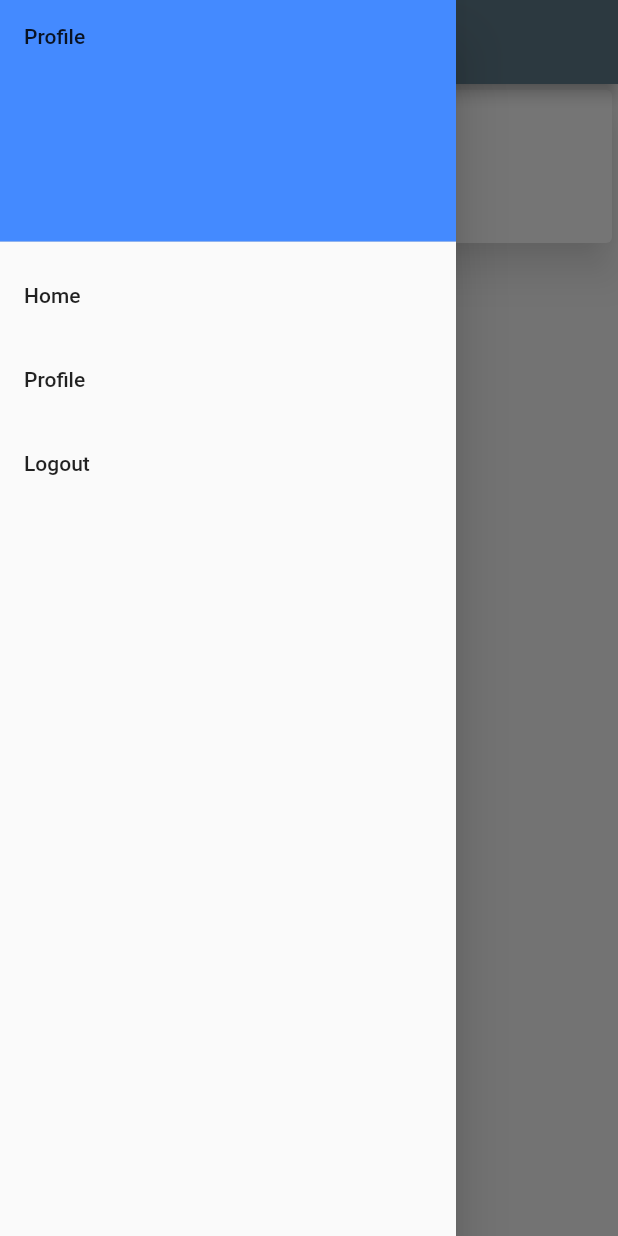
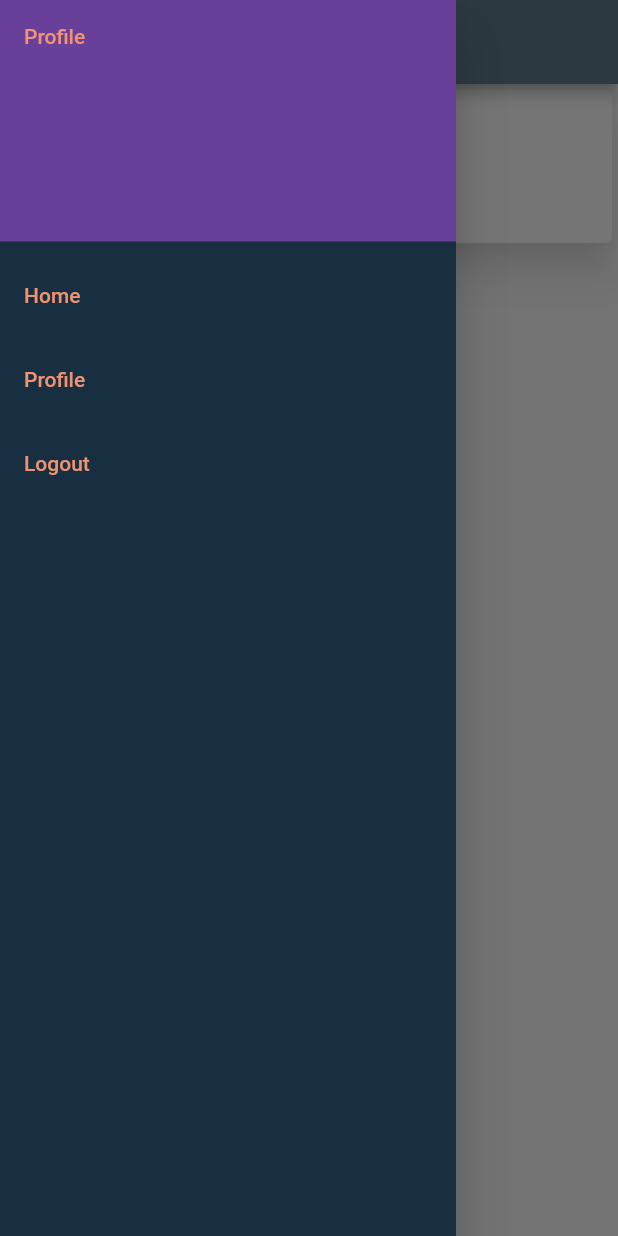
Before and after one commit to Amir-Mohseni/reddit, a Flutter app: the ProfilePage screen opened directly with empty values, with the side drawer open, on a phone screen of 412 x 824 dp. Run offline on Flutter 3.47's test engine with Material 2 defaults, Android fonts, the phone set to English and light mode, and no system bars; accounts and stored records are empty.

Commit message:
colors were added

```diff
--- /dev/null
+++ b/assets/colors/ColorSleect.dart
@@ -0,0 +1,6 @@
+import 'package:flutter/material.dart';
+
+const blackorange =  Color(0xFF182F41);
+const orangepurpule =Color(0xFFE94F24);
+const orangeblack = Color(0xFFF19372);
+const purpulrorange = Color(0xFF684099);
--- a/lib/ProfilePage.dart
+++ b/lib/ProfilePage.dart
@@ -3,6 +3,8 @@ import 'package:flutter/material.dart';
 
 import 'Classes/Post.dart';
 import 'Classes/User.dart';
+import 'assets/colors/ColorSleect.dart';
+import 'eg. Colors.dar.dart';
 
 class ProfilePage extends StatefulWidget {
   User user;
@@ -20,28 +22,30 @@ class _ProfilePageState extends State<ProfilePage> {
     String? titl;
     return Scaffold(
       drawer: Drawer(
+        backgroundColor: blackorange  ,
         child: ListView(
           children: <Widget>[
             DrawerHeader(
-              child: Text('Profile'),
+              curve: Curves.easeIn,
+              child: Text('Profile', style: TextStyle(color: orangepurpule),),
               decoration: BoxDecoration(
-                color: Colors.blueAccent,
+                color: purpulorange ,
               ),
             ),
             ListTile(
-              title: Text('Home'),
+              title: Text('Home',style: TextStyle(color: orangepurpule)),
               onTap: () {
                 Navigator.pop(context);
               },
             ),
             ListTile(
-              title: Text('Profile'),
+              title: Text('Profile',style: TextStyle(color: orangepurpule)),
               onTap: () {
                 Navigator.pop(context);
               },
             ),
             ListTile(
-              title: Text('Logout'),
+              title: Text('Logout',style: TextStyle(color: orangepurpule)),
               onTap: () {
                 Navigator.pop(context);
               },
--- /dev/null
+++ b/lib/assets/colors/ColorSleect.dart
@@ -0,0 +1 @@
+// TODO Implement this library.
--- /dev/null
+++ b/lib/eg. Colors.dar.dart
@@ -0,0 +1,7 @@
+
+import 'package:flutter/cupertino.dart';
+
+const blackorange = const Color(0xFF182F41);
+const orangepurpule = const Color(0xFFF19372);
+const orangeblack = const Color(0x00000000);
+const purpulorange = const Color(0xFF684099);
```
